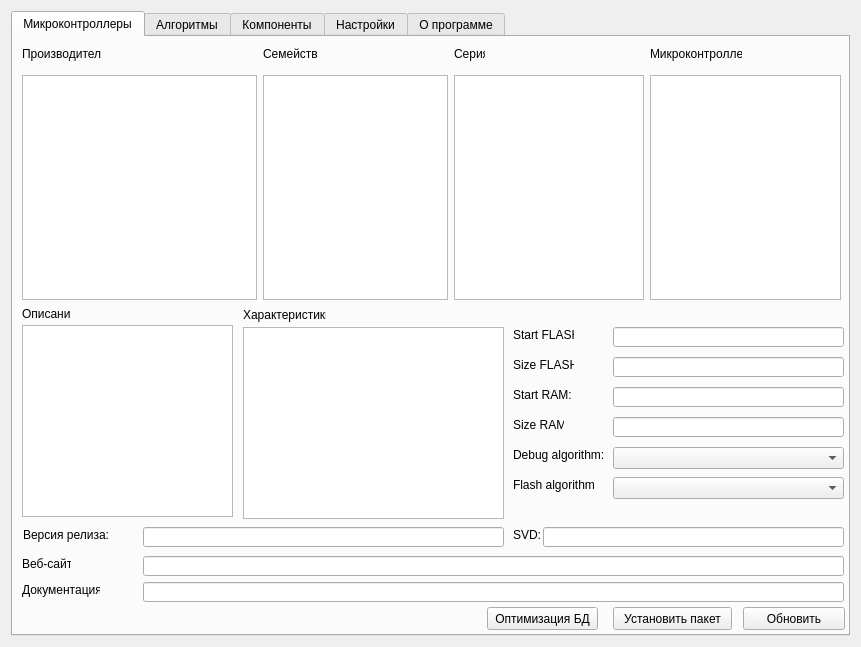
The window that mainform.ui (unsi9ned/coide-pack-installer) describes before a commit, drawn with Qt 5.
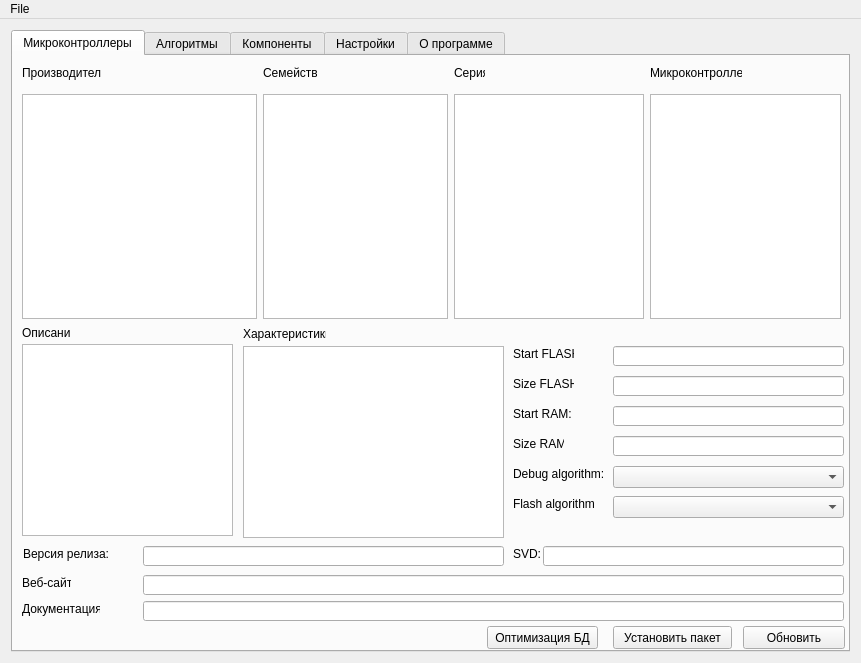
The same window after the commit. Icons and pictures are not drawn. Custom widgets are drawn as their Qt base class.

```diff
--- a/mainform.ui
+++ b/mainform.ui
@@ -7,7 +7,7 @@
     <x>0</x>
     <y>0</y>
     <width>861</width>
-    <height>647</height>
+    <height>663</height>
    </rect>
   </property>
   <property name="minimumSize">
@@ -19,7 +19,7 @@
   <property name="maximumSize">
    <size>
     <width>861</width>
-    <height>647</height>
+    <height>663</height>
    </size>
   </property>
   <property name="windowTitle">
@@ -943,6 +943,35 @@
     </item>
    </layout>
   </widget>
+  <widget class="QMenuBar" name="menuBar">
+   <property name="geometry">
+    <rect>
+     <x>0</x>
+     <y>0</y>
+     <width>861</width>
+     <height>21</height>
+    </rect>
+   </property>
+   <widget class="QMenu" name="menuFile">
+    <property name="title">
+     <string>File</string>
+    </property>
+    <addaction name="actionOpen_DFP"/>
+    <addaction name="separator"/>
+    <addaction name="actionPreferences"/>
+   </widget>
+   <addaction name="menuFile"/>
+  </widget>
+  <action name="actionOpen_DFP">
+   <property name="text">
+    <string>Open DFP</string>
+   </property>
+  </action>
+  <action name="actionPreferences">
+   <property name="text">
+    <string>Preferences</string>
+   </property>
+  </action>
  </widget>
  <layoutdefault spacing="6" margin="11"/>
  <customwidgets>
```
